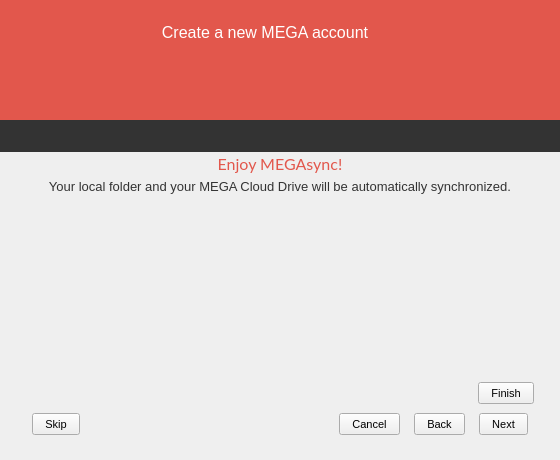
Qt form src/MEGASync/gui/win/SetupWizard.ui (meganz/MEGAsync) before a commit.
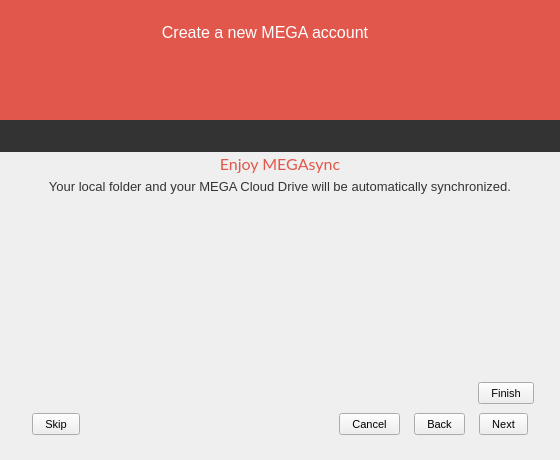
The same form after that commit. The open tabs and pages were chosen to show the change. Icons and pictures are not drawn. Custom widgets are drawn as their Qt base class.

What changed in the file:
```diff
--- a/src/MEGASync/gui/win/SetupWizard.ui
+++ b/src/MEGASync/gui/win/SetupWizard.ui
@@ -2128,7 +2128,7 @@
 }</string>
          </property>
          <property name="text">
-          <string>Enjoy MEGAsync!</string>
+          <string>Enjoy MEGAsync</string>
          </property>
          <property name="alignment">
           <set>Qt::AlignHCenter|Qt::AlignTop</set>
```
